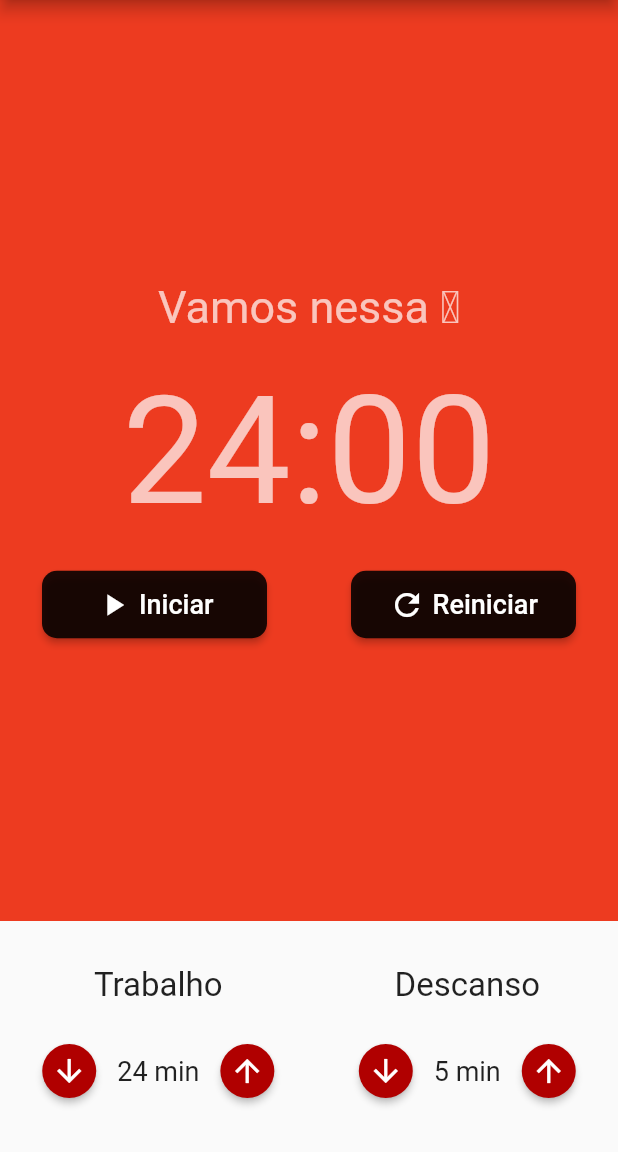
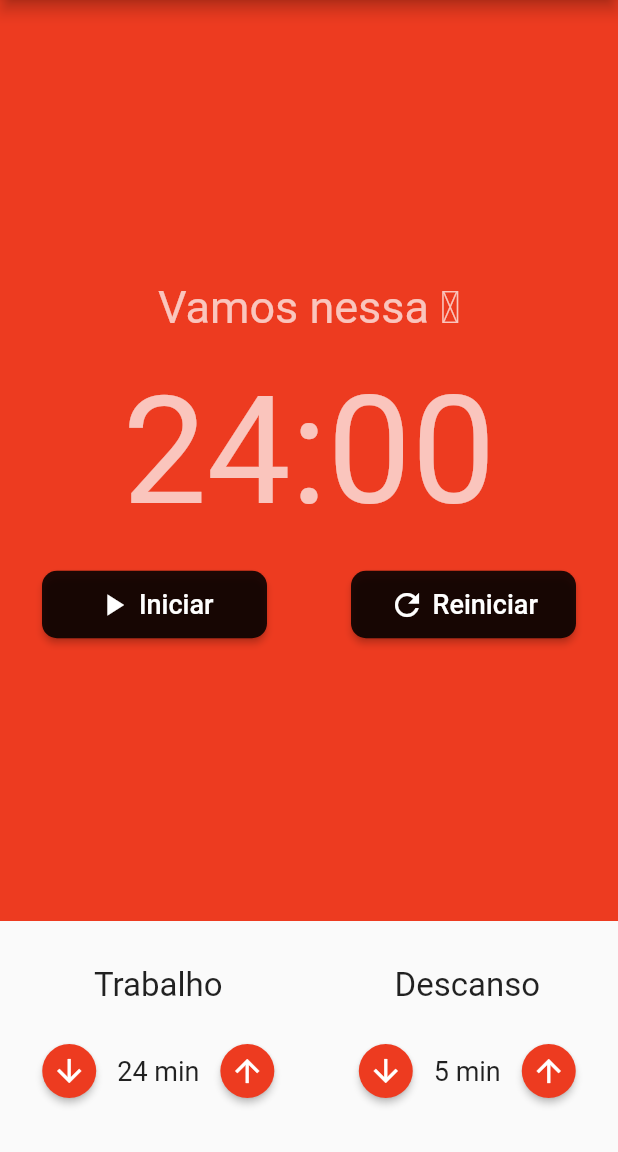
Before and after one commit to TonySilva7/pomodoro-flutter, a Flutter app: the screen it shows after launch, after a tap on "Iniciar", after a tap on "Reiniciar", on a phone screen of 412 x 824 dp, the part 84-1236 px from its top. Run offline on Flutter 3.47's test engine with Material 2 defaults, Android fonts, the phone set to English and light mode, and no system bars; our stand-ins replace audioplayers, flutter_mobx, mobx; generated files the repository leaves out were written again.

Commit message:
layout: responsive web

```diff
--- a/lib/screens/Pomodoro.dart
+++ b/lib/screens/Pomodoro.dart
@@ -18,9 +18,7 @@ class Pomodoro extends StatelessWidget {
         // backgroundColor: store.isWorking() ? const Color.fromRGBO(176, 0, 0, 1) : const Color(0xFF2e9923),
         backgroundColor: Colors.black87,
       ),
-      body: Container(
-        constraints: const BoxConstraints(maxWidth: 600),
-        child: Column(
+      body: Column(
         crossAxisAlignment: CrossAxisAlignment.stretch,
         children: [
           const Expanded(
@@ -50,7 +48,6 @@ class Pomodoro extends StatelessWidget {
           )
         ],
       ),
-      ),
     );
   }
 }
--- a/lib/store/pomodoro.store.dart
+++ b/lib/store/pomodoro.store.dart
@@ -54,7 +54,7 @@ abstract class PomodoroStoreBase with Store {
 
     if (isWorking()) playSound('working');
 
-    chronometer = Timer.periodic(const Duration(milliseconds: 50), (timer) {
+    chronometer = Timer.periodic(const Duration(seconds: 1), (timer) {
       if (minutes == 0 && seconds == 0) {
         _changeTypeInterval();
       } else if (seconds == 0) {
--- a/lib/widgets/timer_in.dart
+++ b/lib/widgets/timer_in.dart
@@ -31,7 +31,7 @@ class TimerIn extends StatelessWidget {
                 onPressed: decrement,
                 style: ElevatedButton.styleFrom(
                   shape: const CircleBorder(),
-                  backgroundColor: store.isWorking() ? const Color.fromRGBO(176, 0, 0, 1) : const Color(0xFF2e9923),
+                  backgroundColor: store.isWorking() ? const Color.fromRGBO(237, 59, 32, 1) : const Color(0xFF2e9923),
                   padding: const EdgeInsets.all(5),
                 ),
                 child: const Icon(Icons.arrow_downward),
@@ -44,7 +44,7 @@ class TimerIn extends StatelessWidget {
                 onPressed: increment,
                 style: ElevatedButton.styleFrom(
                   shape: const CircleBorder(),
-                  backgroundColor: store.isWorking() ? const Color.fromRGBO(176, 0, 0, 1) : const Color(0xFF2e9923),
+                  backgroundColor: store.isWorking() ? const Color.fromRGBO(237, 59, 32, 1) : const Color(0xFF2e9923),
                   padding: const EdgeInsets.all(5),
                 ),
                 child: const Icon(Icons.arrow_upward),
```
Lines whose indentation alone changed are shown as unchanged.
